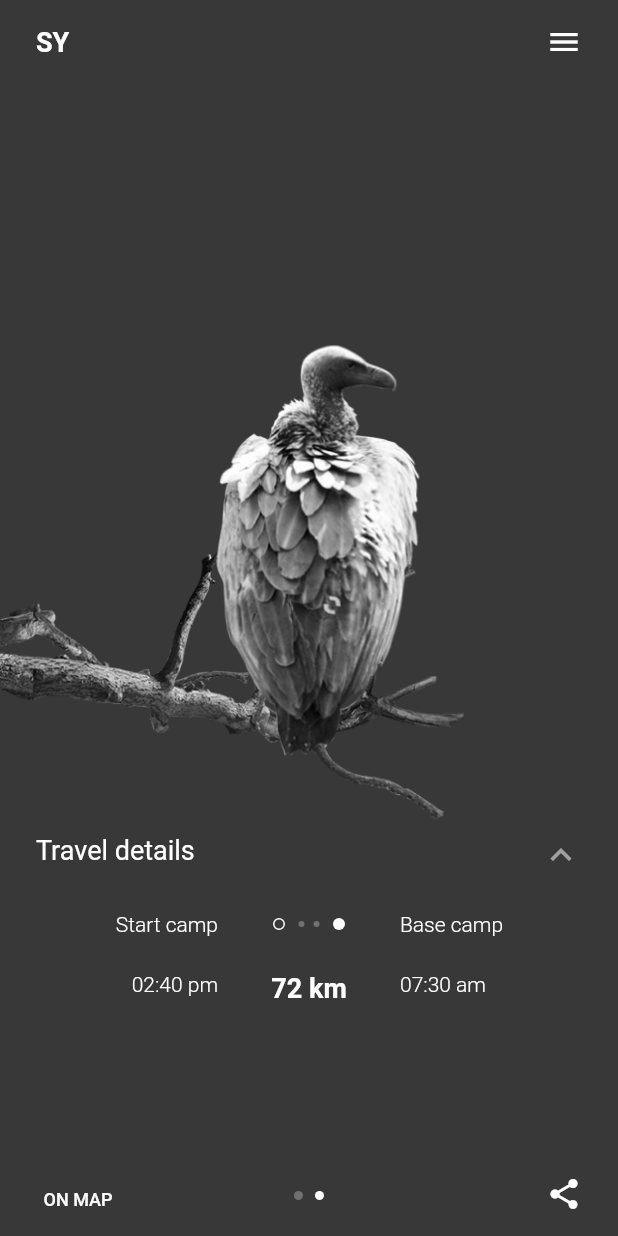
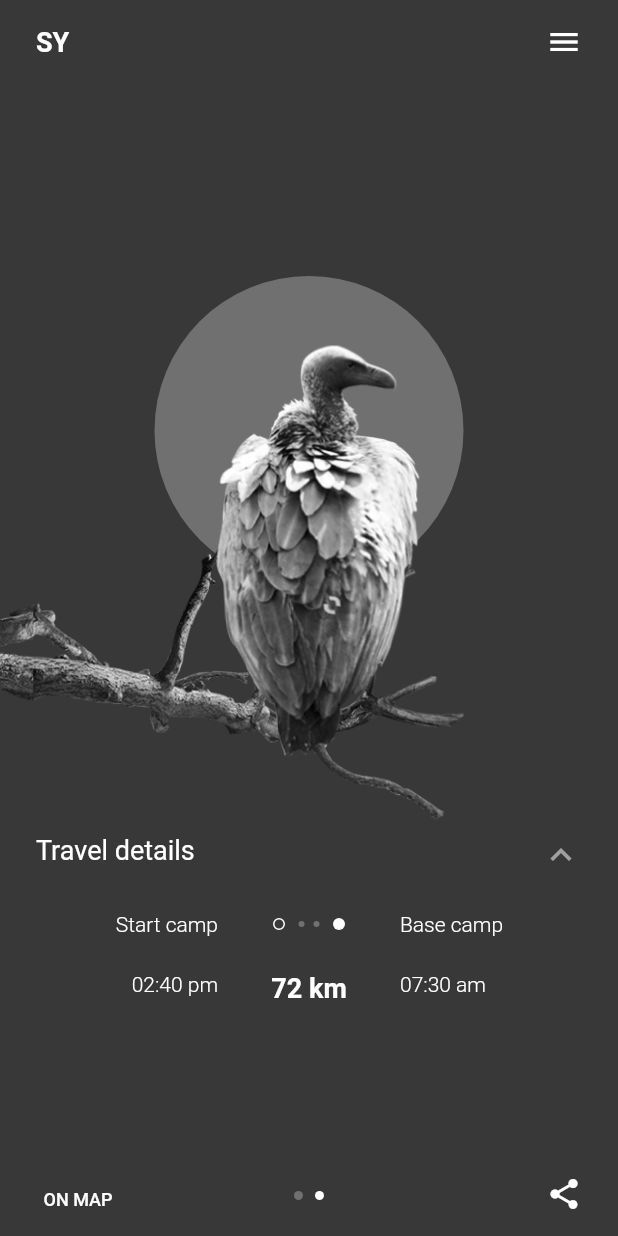
Before and after one commit to zyllus17/Sanctuary-Road, a Flutter app: the screen it shows after launch, swiped to page 2, on a phone screen of 412 x 824 dp. Run offline on Flutter 3.47's test engine with Material 2 defaults, Android fonts, the phone set to English and light mode, and no system bars.

Commit message:
🐦 Vulture Main Page

```diff
--- a/lib/screens/vulture/vulture_page.dart
+++ b/lib/screens/vulture/vulture_page.dart
@@ -1,17 +1,11 @@
 import 'package:flutter/material.dart';
+import 'package:routing/screens/vulture/vulture_circle.dart';
 
 class VulturePage extends StatelessWidget {
   @override
   Widget build(BuildContext context) {
-    return Container();
-//     return Center(
-//       child: Padding(
-//         padding: const EdgeInsets.only(bottom: 80),
-//         child: Image.asset(
-//           'assets/vulture.png',
-//           height: MediaQuery.of(context).size.height / 3,
-//         ),
-//       ),
-//     );
-   }
- }
+    return Center(
+      child: VultureCircle(),
+    );
+  }
+}
```
